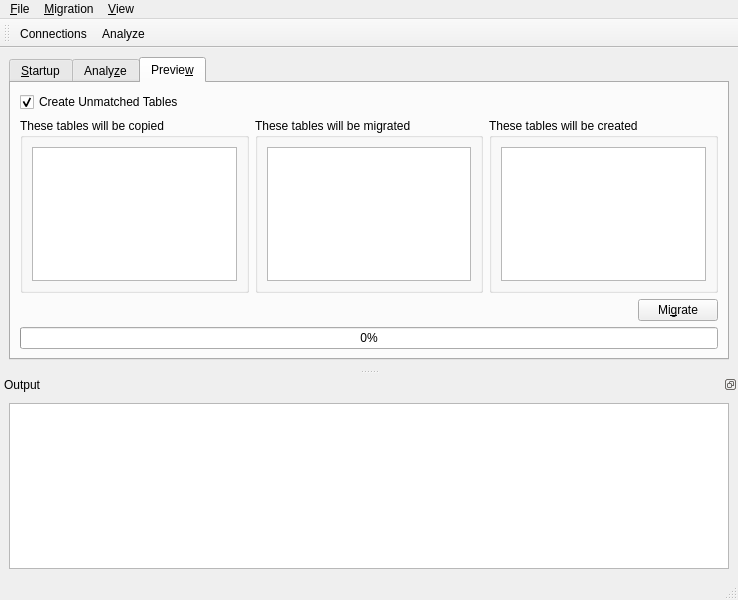
Old version of the form ui/migrainewindow.ui in the repository kandalf/migraine.
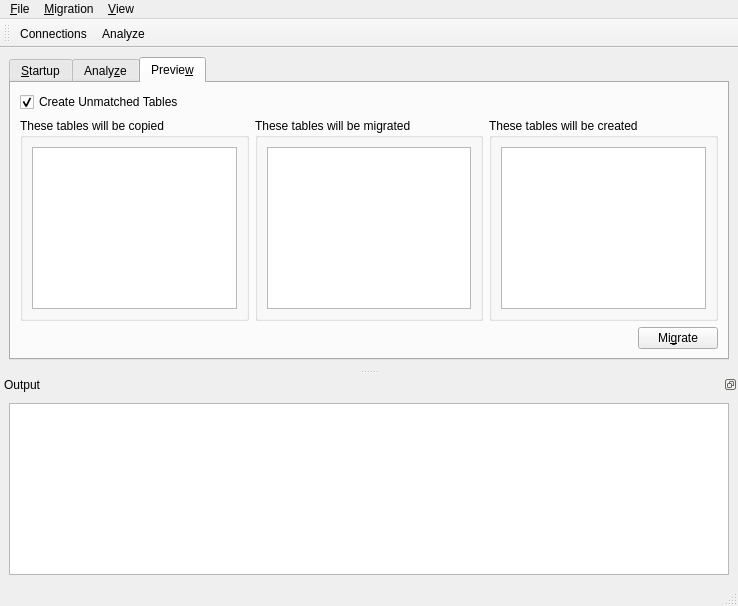
New version of the form. The open tabs and pages were chosen to show the change. Icons and pictures are not drawn.

Commit message: Separated widget for showing migration progress.

The edit to the form file:
```diff
--- a/ui/migrainewindow.ui
+++ b/ui/migrainewindow.ui
@@ -551,13 +551,6 @@
           </item>
          </layout>
         </item>
-        <item row="1" column="0" >
-         <widget class="QProgressBar" name="migrationProgressBar" >
-          <property name="value" >
-           <number>0</number>
-          </property>
-         </widget>
-        </item>
        </layout>
       </widget>
      </widget>
@@ -605,8 +598,8 @@
    </property>
    <property name="minimumSize" >
     <size>
-     <width>156</width>
-     <height>167</height>
+     <width>204</width>
+     <height>209</height>
     </size>
    </property>
    <property name="floating" >
```
The commit also changes 9 other files.
